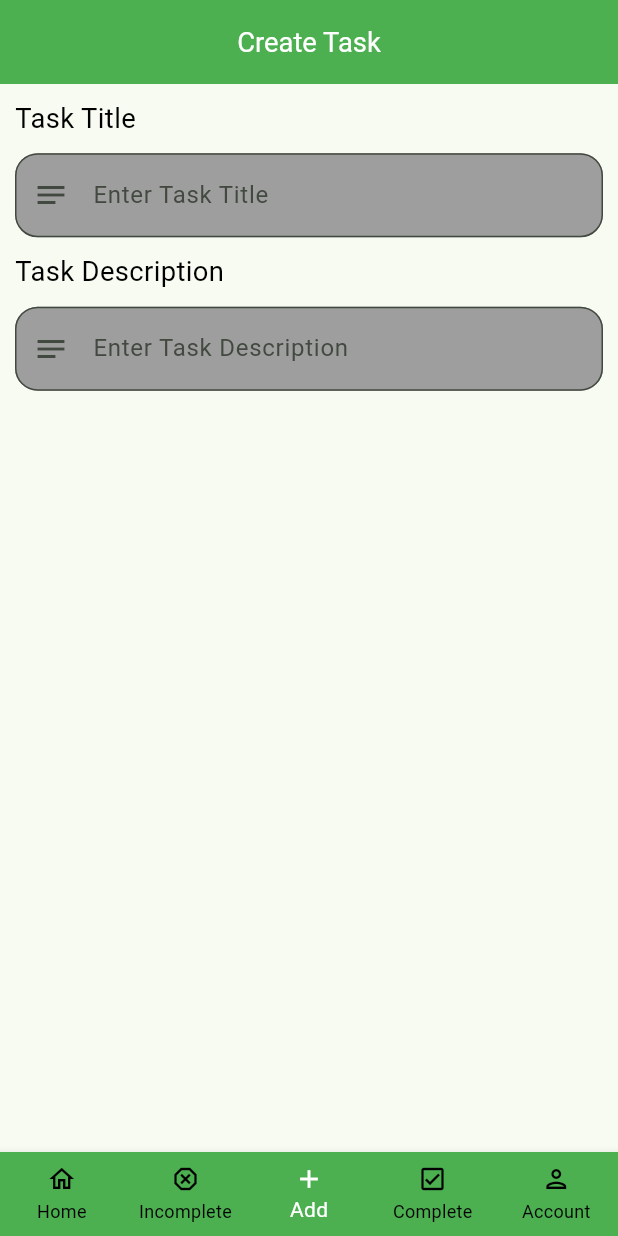
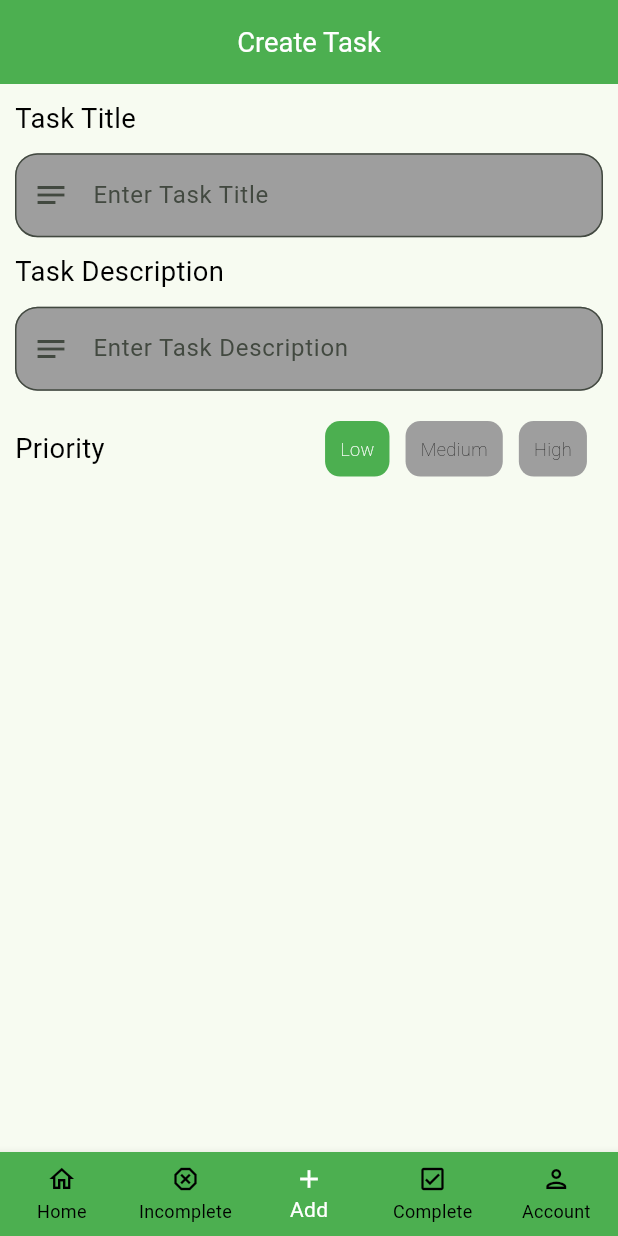
Before and after one commit to IsmayiI/my_tasks, a Flutter app: the AddTaskScreen screen opened by its route, on a phone screen of 412 x 824 dp. Run offline on Flutter 3.47's test engine with Material 3 defaults, Android fonts, the phone set to English and light mode, and no system bars; our stand-ins replace firebase_auth, firebase_core, flutter_riverpod, go_router, google_fonts, riverpod_annotation; accounts and stored records are empty; generated files the repository leaves out were written again.

Commit message:
add priority to add task screen

```diff
--- a/lib/features/task_management/presentation/screens/add_task_screen.dart
+++ b/lib/features/task_management/presentation/screens/add_task_screen.dart
@@ -13,6 +13,15 @@ class AddTaskScreen extends ConsumerStatefulWidget {
 class _AddTaskScreenState extends ConsumerState<AddTaskScreen> {
   final _titleController = TextEditingController();
   final _descriptionController = TextEditingController();
+
+  final _priorities = const ['Low', 'Medium', 'High'];
+  int _selectedPriority = 0;
+
+  void getSelectedPriority(int index) {
+    setState(() {
+      _selectedPriority = index;
+    });
+  }
 
   @override
   Widget build(BuildContext context) {
@@ -38,6 +47,12 @@ class _AddTaskScreenState extends ConsumerState<AddTaskScreen> {
               hintText: 'Enter Task Description',
               controller: _descriptionController,
             ),
+            AppSpacer.vertical(20),
+            AddTaskPriority(
+              priorities: _priorities,
+              selectedPriority: _selectedPriority,
+              onTap: getSelectedPriority,
+            ),
           ],
         ),
       ),
--- a/lib/features/task_management/presentation/screens/main_screen.dart
+++ b/lib/features/task_management/presentation/screens/main_screen.dart
@@ -1,7 +1,6 @@
 import 'package:flutter/material.dart';
 import 'package:flutter_riverpod/flutter_riverpod.dart';
 import 'package:go_router/go_router.dart';
-import 'package:my_tasks/utils/utils.dart';
 
 class MainScreen extends ConsumerWidget {
   final StatefulNavigationShell navigationShell;
@@ -9,7 +8,6 @@ class MainScreen extends ConsumerWidget {
 
   @override
   Widget build(BuildContext context, WidgetRef ref) {
-    SizeConfig.init(context);
     return Scaffold(
       body: navigationShell,
       bottomNavigationBar: BottomNavigationBar(
--- /dev/null
+++ b/lib/features/task_management/presentation/widgets/add_task_priority.dart
@@ -0,0 +1,55 @@
+import 'package:flutter/material.dart';
+import 'package:my_tasks/utils/utils.dart';
+
+class AddTaskPriority extends StatelessWidget {
+  final List<String> priorities;
+  final int selectedPriority;
+  final Function(int) onTap;
+
+  const AddTaskPriority({
+    super.key,
+    required this.priorities,
+    required this.selectedPriority,
+    required this.onTap,
+  });
+
+  @override
+  Widget build(BuildContext context) {
+    return Row(
+      mainAxisAlignment: MainAxisAlignment.spaceBetween,
+      children: [
+        Expanded(child: Text('Priority', style: AppTextStyle.title)),
+        Expanded(
+          child: Row(
+            mainAxisAlignment: MainAxisAlignment.spaceEvenly,
+            children: [
+              ...priorities.map((priority) {
+                final index = priorities.indexOf(priority);
+                return GestureDetector(
+                  onTap: () => onTap(index),
+                  child: Container(
+                    padding: EdgeInsets.all(10),
+                    decoration: BoxDecoration(
+                      borderRadius: BorderRadius.circular(10),
+                      color: selectedPriority == index
+                          ? Colors.green
+                          : Colors.grey,
+                    ),
+                    child: Text(
+                      priority,
+                      style: AppTextStyle.normal.copyWith(
+                        color: selectedPriority == index
+                            ? Colors.white
+                            : Colors.black,
+                      ),
+                    ),
+                  ),
+                );
+              }),
+            ],
+          ),
+        ),
+      ],
+    );
+  }
+}
--- a/lib/features/task_management/presentation/widgets/widgets.dart
+++ b/lib/features/task_management/presentation/widgets/widgets.dart
@@ -1 +1,2 @@
+export 'add_task_priority.dart';
 export 'add_task_text_field.dart';
--- a/lib/main.dart
+++ b/lib/main.dart
@@ -2,36 +2,11 @@ import 'package:firebase_core/firebase_core.dart';
 import 'package:flutter/material.dart';
 import 'package:flutter_riverpod/flutter_riverpod.dart';
 import 'package:my_tasks/firebase_options.dart';
-import 'package:my_tasks/routes/routes.dart';
+
+import 'my_tasks_app.dart';
 
 void main() async {
   WidgetsFlutterBinding.ensureInitialized();
-
   await Firebase.initializeApp(options: DefaultFirebaseOptions.currentPlatform);
-  runApp(ProviderScope(child: const MainApp()));
+  runApp(ProviderScope(child: const MyTasksApp()));
 }
-
-class MainApp extends ConsumerWidget {
-  const MainApp({super.key});
-
-  @override
-  Widget build(BuildContext context, WidgetRef ref) {
-    return MaterialApp.router(
-      routerConfig: ref.watch(goRouterProvider),
-      title: 'My Tasks',
-      debugShowCheckedModeBanner: false,
-      theme: ThemeData(
-        colorScheme: ColorScheme.fromSeed(seedColor: Colors.green),
-        appBarTheme: AppBarTheme(
-          backgroundColor: Colors.green,
-          centerTitle: true,
-        ),
-        bottomNavigationBarTheme: BottomNavigationBarThemeData(
-          backgroundColor: Colors.green,
-          selectedItemColor: Colors.white,
-          unselectedItemColor: Colors.black,
-        ),
-      ),
-    );
-  }
-}
--- /dev/null
+++ b/lib/my_tasks_app.dart
@@ -0,0 +1,31 @@
+import 'package:flutter/material.dart';
+import 'package:flutter_riverpod/flutter_riverpod.dart';
+
+import 'routes/routes.dart';
+import 'utils/utils.dart';
+
+class MyTasksApp extends ConsumerWidget {
+  const MyTasksApp({super.key});
+
+  @override
+  Widget build(BuildContext context, WidgetRef ref) {
+    SizeConfig.init(context);
+    return MaterialApp.router(
+      routerConfig: ref.watch(goRouterProvider),
+      title: 'My Tasks',
+      debugShowCheckedModeBanner: false,
+      theme: ThemeData(
+        colorScheme: ColorScheme.fromSeed(seedColor: Colors.green),
+        appBarTheme: AppBarTheme(
+          backgroundColor: Colors.green,
+          centerTitle: true,
+        ),
+        bottomNavigationBarTheme: BottomNavigationBarThemeData(
+          backgroundColor: Colors.green,
+          selectedItemColor: Colors.white,
+          unselectedItemColor: Colors.black,
+        ),
+      ),
+    );
+  }
+}
```
